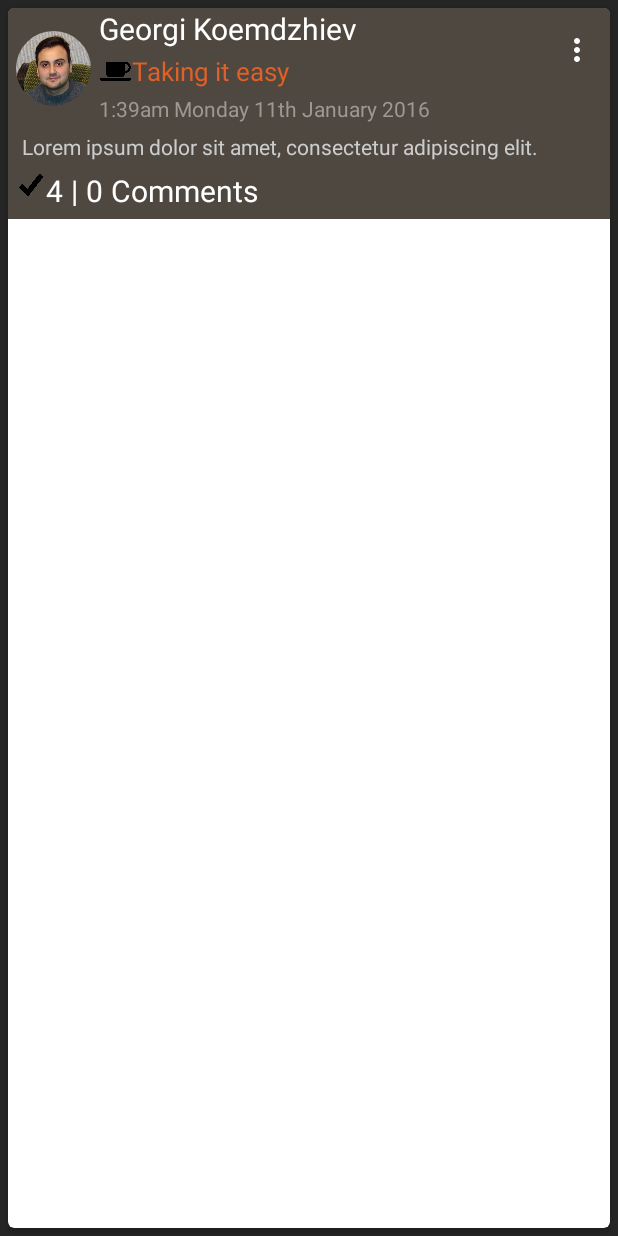
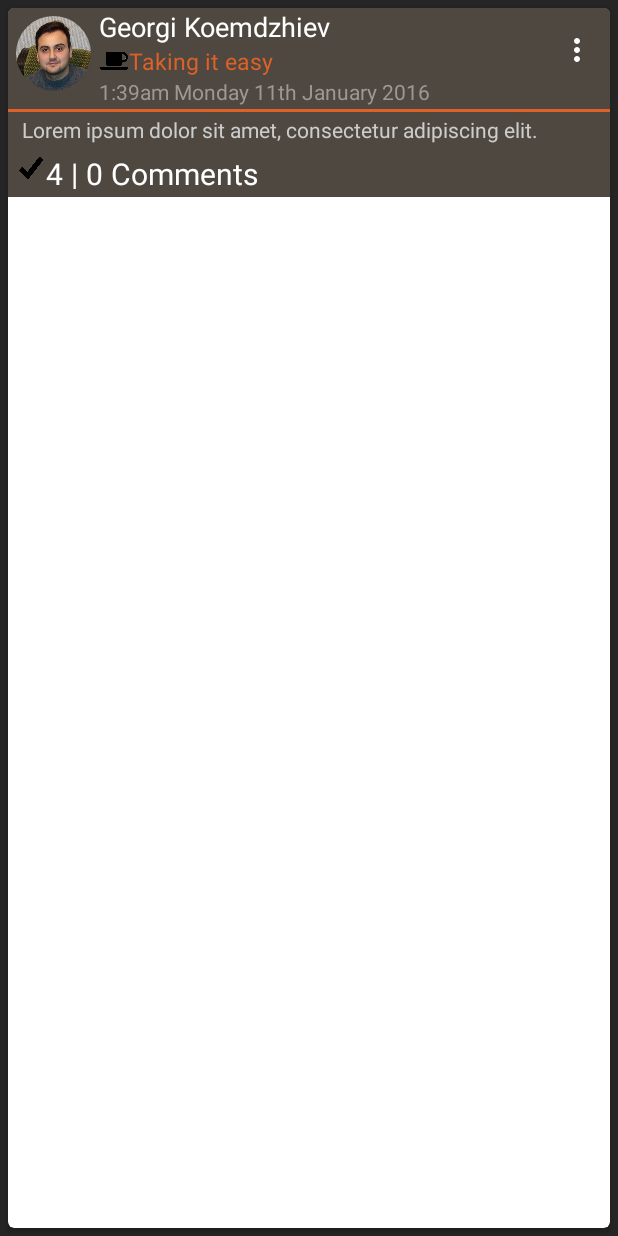
Before and after one commit to georgikoemdzhiev/Lust, an Android app: the fragment FeedFragment shown on its own in the app's theme, on a phone screen of 412 x 824 dp. Run offline under Robolectric (Android 15) with nearby library versions, the phone set to English and light mode, and no system bars; our stand-ins replace CircleImageView; 1 statement that could not run was skipped.

Commit message:
- Made the card UI more compact. - Added a orange line in the card UI to separate the comment area from the status.

```diff
--- a/app/src/main/res/layout/card_layout.xml
+++ b/app/src/main/res/layout/card_layout.xml
@@ -14,7 +14,7 @@
     <RelativeLayout
         android:layout_width="match_parent"
         android:layout_height="wrap_content"
-        android:paddingBottom="5dp"
+        android:paddingBottom="2dp"
         android:background="@color/card_top_background">
 
         <RelativeLayout
@@ -35,7 +35,7 @@
                     android:id="@+id/profile_image"
                     android:layout_width="50dp"
                     android:layout_height="50dp"
-                    android:layout_marginTop="15dp"
+                    android:layout_marginTop="5dp"
                     android:src="@drawable/profilepic"
                     app:civ_border_width="0dp"
                     app:civ_border_color="#FFFFFF"/>
@@ -62,14 +62,14 @@
                     android:layout_height="wrap_content"
                     android:textAppearance="?android:attr/textAppearanceMedium"
                     android:text="Georgi Koemdzhiev"
-                    android:textSize="20sp"
+                    android:textSize="18sp"
                     android:textColor="@android:color/white"
                     android:id="@+id/userName"/>
 
 
                 <LinearLayout
                     android:layout_width="wrap_content"
-                    android:layout_height="30dp"
+                    android:layout_height="wrap_content"
                     android:id="@+id/status_container"
                     android:weightSum="2"
                     android:gravity="center"
@@ -80,7 +80,7 @@
                     <ImageView
                         android:scaleType="fitCenter"
                         android:adjustViewBounds="true"
-                        android:layout_width="22dp"
+                        android:layout_width="20dp"
                         android:layout_height="wrap_content"
                         android:id="@+id/status_icon"
                         android:layout_weight="1"
@@ -90,7 +90,7 @@
                             android:layout_height="wrap_content"
                             android:textAppearance="?android:attr/textAppearanceSmall"
                             android:text="Taking it easy"
-                            android:textSize="17sp"
+                            android:textSize="15sp"
                             android:textColor="@color/blood_orange"
                             android:id="@+id/plan_status"/>
                 </LinearLayout>
@@ -103,11 +103,16 @@
                     android:textColor="@color/grey_light"
                     android:layout_below="@+id/status_container"/>
             </RelativeLayout>
+        </RelativeLayout>
+        <!-- Empty layout container to draw the orange line-->
+        <LinearLayout
+            android:layout_width="match_parent"
+            android:layout_height="2dp"
+            android:orientation="horizontal"
+            android:layout_above="@+id/status_content_container"
+            android:background="@color/blood_orange">
 
-
-
-        </RelativeLayout>
-
+        </LinearLayout>
         <RelativeLayout
             android:layout_width="match_parent"
             android:layout_height="wrap_content"
```
